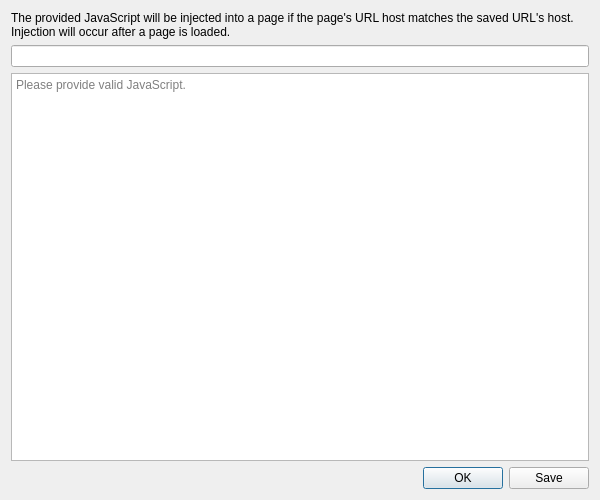
textbrowser/dooble, file UI/dooble_javascript.ui: the form before one commit.
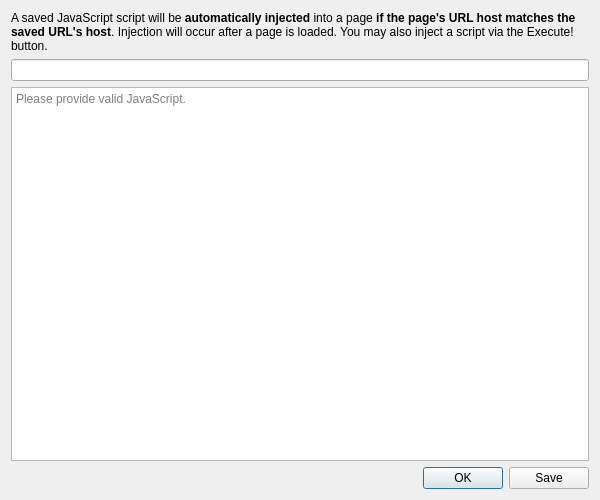
The form after the commit. Icons and pictures are not drawn.

Diff of the .ui file:
```diff
--- a/UI/dooble_javascript.ui
+++ b/UI/dooble_javascript.ui
@@ -21,7 +21,7 @@
    <item>
     <widget class="QLabel" name="label">
      <property name="text">
-      <string>The provided JavaScript will be injected into a page if the page's URL host matches the saved URL's host. Injection will occur after a page is loaded.</string>
+      <string>&lt;html&gt;&lt;head/&gt;&lt;body&gt;&lt;p&gt;A saved JavaScript script will be &lt;span style=&quot; font-weight:600;&quot;&gt;automatically injected&lt;/span&gt; into a page &lt;span style=&quot; font-weight:600;&quot;&gt;if the page's URL host matches the saved URL's host&lt;/span&gt;. Injection will occur after a page is loaded. You may also inject a script via the Execute! button.&lt;/p&gt;&lt;/body&gt;&lt;/html&gt;</string>
      </property>
      <property name="wordWrap">
       <bool>true</bool>
```
